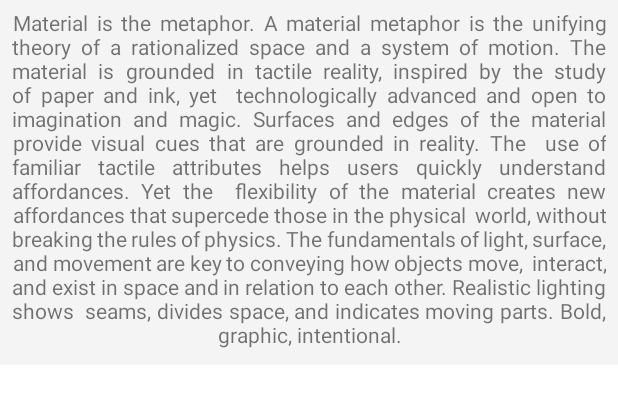
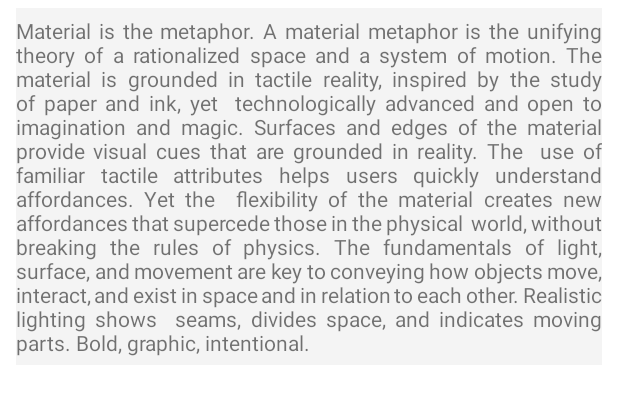
Before and after one commit to jarekkopaczewski/Planer, an Android app: the layout goal_in_list_description.xml on its own in the app's theme, with its tools: preview values and no code run, on a phone screen of 412 x 824 dp. Shown: the top 395 px of the screen. Run offline under Robolectric (Android 15) with nearby library versions, the phone set to English and light mode, and no system bars.

Commit message:
* Fix RecyclerView in goal list

```diff
--- a/app/src/main/java/skills/future/planer/db/habit/HabitData.java
+++ b/app/src/main/java/skills/future/planer/db/habit/HabitData.java
@@ -15,7 +15,6 @@ import java.util.ArrayList;
 import java.util.Calendar;
 import java.util.List;
 
-import lombok.AccessLevel;
 import lombok.Getter;
 import lombok.Setter;
 import skills.future.planer.db.DataBaseException;
@@ -38,7 +37,6 @@ public class HabitData implements MixedRecyclerElement {
      */
     private HabitDuration habitDuration;
     private Long beginDay;
-    @Getter(AccessLevel.PACKAGE)
     private Long endDay;
     /**
      * string with status if habit was done, 1 -was done, 0 -no,
--- a/app/src/main/java/skills/future/planer/ui/goals/pager/GoalViewHolder.java
+++ b/app/src/main/java/skills/future/planer/ui/goals/pager/GoalViewHolder.java
@@ -36,15 +36,17 @@ public class GoalViewHolder extends RecyclerView.ViewHolder {
 
     public void setEveryThing(GoalData goalData) {
 
+        mixedViewAdapter.setGoalData(goalData);
+
         goalsViewModel.getHabitsFromGoal(goalData.getGoalId())
                 .observe(fragment, goalDataListMap -> {
                     if (goalDataListMap.size() > 0)
-                        mixedViewAdapter.setHabitsList(goalData, new ArrayList<>(goalDataListMap.values()));
+                        mixedViewAdapter.setHabitsList(new ArrayList<>(goalDataListMap.values()));
                 });
         goalsViewModel.getTasksFromGoal(goalData.getGoalId())
                 .observe(fragment, goalDataListMap -> {
                     if (goalDataListMap.size() > 0)
-                        mixedViewAdapter.setFullTaskList(goalData, new ArrayList<>(goalDataListMap.values()));
+                        mixedViewAdapter.setFullTaskList(new ArrayList<>(goalDataListMap.values()));
                 });
     }
 }
--- a/app/src/main/res/layout/goal_in_list_description.xml
+++ b/app/src/main/res/layout/goal_in_list_description.xml
@@ -2,43 +2,26 @@
 <androidx.constraintlayout.widget.ConstraintLayout xmlns:android="http://schemas.android.com/apk/res/android"
     xmlns:app="http://schemas.android.com/apk/res-auto"
     android:layout_width="match_parent"
+    android:layout_margin="5dp"
     android:layout_height="wrap_content">
 
 
-    <androidx.core.widget.NestedScrollView
-        android:id="@+id/nestedScrollView2"
+    <TextView
+        android:id="@+id/text_slideshow2"
         android:layout_width="match_parent"
         android:layout_height="wrap_content"
+        android:layout_marginStart="5dp"
+        android:layout_marginEnd="5dp"
         android:background="@color/background"
-        android:fillViewport="true"
+        android:justificationMode="inter_word"
+        android:paddingTop="5dp"
         android:paddingBottom="5dp"
-        android:translationZ="2dp"
+        android:text="@string/large_text"
+        android:textAlignment="viewStart"
+        android:textSize="14sp"
         app:layout_constraintBottom_toBottomOf="parent"
         app:layout_constraintEnd_toEndOf="parent"
         app:layout_constraintStart_toStartOf="parent"
-        app:layout_constraintTop_toTopOf="parent"
-        app:layout_constraintVertical_bias="0.0">
-
-        <LinearLayout
-            android:layout_width="match_parent"
-            android:layout_height="match_parent"
-            android:orientation="vertical">
-
-            <TextView
-                android:id="@+id/text_slideshow2"
-                android:layout_width="match_parent"
-                android:layout_height="match_parent"
-                android:layout_marginStart="8dp"
-                android:layout_marginEnd="8dp"
-                android:background="@color/background"
-                android:justificationMode="inter_word"
-                android:paddingTop="5dp"
-                android:paddingBottom="5dp"
-                android:text="@string/large_text"
-                android:textAlignment="center"
-                android:textSize="14sp" />
-
-        </LinearLayout>
-    </androidx.core.widget.NestedScrollView>
+        app:layout_constraintTop_toTopOf="parent" />
 
 </androidx.constraintlayout.widget.ConstraintLayout>
--- a/app/src/main/res/values/buttons.xml
+++ b/app/src/main/res/values/buttons.xml
@@ -5,9 +5,4 @@
         <item>90 dni</item>
         <item>120 dni</item>
     </array>
-    <array name="goals">
-        <item>brak</item>
-        <item>Awansować</item>
-        <item>Nauczyć się programować</item>
-    </array>
 </resources>
```
Also changed, not shown: app/src/main/AndroidManifest.xml (+5 -2 lines), app/src/main/java/skills/future/planer/db/AppDatabase.java (+14 -3 lines), app/src/main/java/skills/future/planer/ui/goals/pager/recycler/MixedViewAdapter.java (+67 -14 lines), app/src/main/res/layout/goal_in_list_title.xml (+6 -6 lines).
